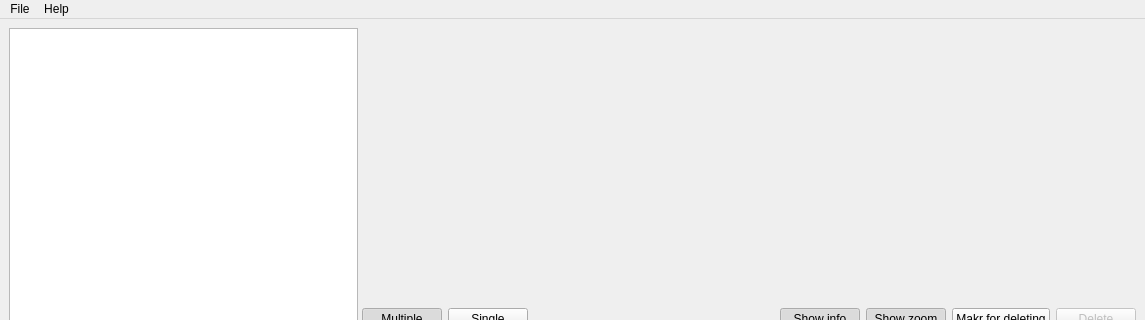
Qt form src/picture_comparator_muri/design/main_window.ui (muri-a/picture-comparator) before a commit; both pictures show x 0 to 1145 and y 0 to 320 of the 1145 by 815 pixel window.
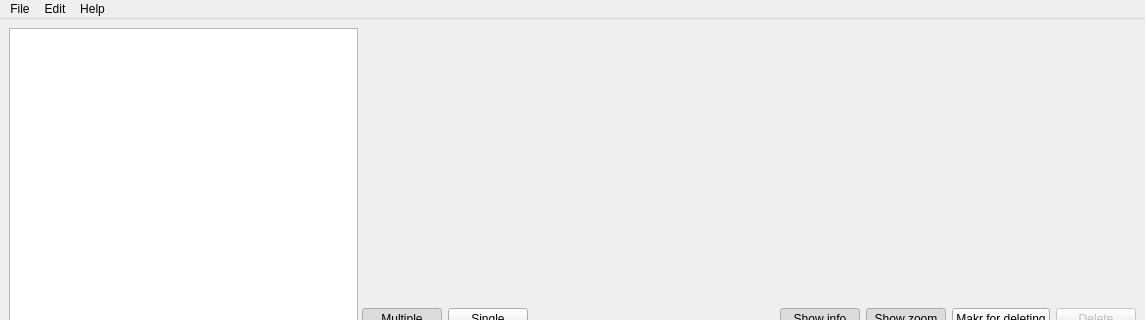
The same form after that commit. Icons and pictures are not drawn. Custom widgets are drawn as their Qt base class.

Commit message: Moving renaming into menu

Diff of the .ui file:
```diff
--- a/src/picture_comparator_muri/design/main_window.ui
+++ b/src/picture_comparator_muri/design/main_window.ui
@@ -302,7 +302,14 @@
     </property>
     <addaction name="action_show_log"/>
    </widget>
+   <widget class="QMenu" name="menuEdit">
+    <property name="title">
+     <string>Edit</string>
+    </property>
+    <addaction name="action_rename"/>
+   </widget>
    <addaction name="menuFile"/>
+   <addaction name="menuEdit"/>
    <addaction name="menuHelp"/>
   </widget>
   <widget class="QStatusBar" name="statusbar"/>
```
Left out of the diff: 19 changed lines with no effect on the pictures. The commit also changes 12 other files.
